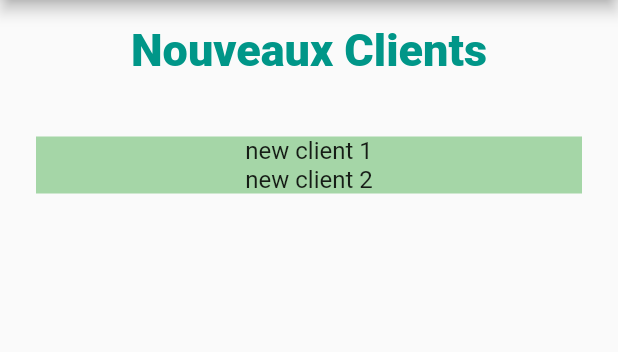
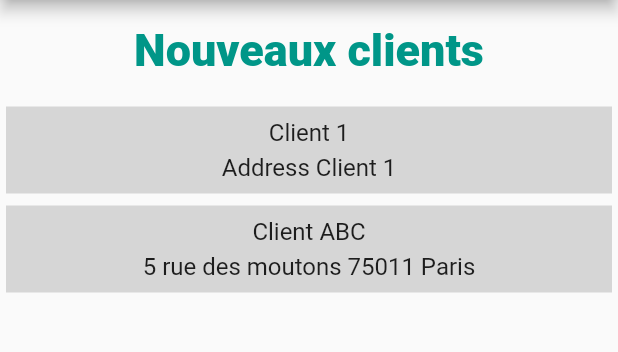
Before and after one commit to Xuffasch/flutter_primeur, a Flutter app: the screen it shows after launch, on a phone screen of 412 x 824 dp, the part 84-436 px from its top. Run offline on Flutter 3.47's test engine with Material 2 defaults, Android fonts, the phone set to English and light mode, and no system bars.

Commit message:
Client section banner and data views

```diff
--- a/primeur/lib/Dashboard/clientElements.dart
+++ b/primeur/lib/Dashboard/clientElements.dart
@@ -1,16 +1,23 @@
 import 'package:flutter/material.dart';
+import 'dashboardStyles.dart';
 
 // Display the Client section title
 class ClientBanner extends StatelessWidget {
   final title;
 
-  const ClientBanner({
-    this.title
-  });
+  const ClientBanner({this.title});
 
   @override
   Widget build(BuildContext context) {
-
+    return Container(
+      margin: EdgeInsets.all(8.0),
+      padding: EdgeInsets.all(8.0),
+      child: Column(
+        children: <Widget>[
+          Text(title, style: DashboardStyles.SectionTitle),
+        ],
+      ),
+    );
   }
 }
 
@@ -26,6 +33,25 @@ class ClientContent extends StatelessWidget {
 
   @override
   Widget build(BuildContext context) {
-
+    return Container(
+      color: Colors.grey[350],
+      margin: EdgeInsets.all(4.0),
+      padding: EdgeInsets.all(4.0),
+      child: Column(
+        children: <Widget>[
+          SizedBox(height: 4),
+          Text(
+            name,
+            style: DashboardStyles.SectionContent,
+          ),
+          SizedBox(height: 4),
+          Text(
+            address,
+            style: DashboardStyles.SectionContent,
+          ),
+          SizedBox(height: 4),
+        ],
+      ),
+    );
   }
 }
--- a/primeur/lib/main.dart
+++ b/primeur/lib/main.dart
@@ -1,5 +1,5 @@
 import 'package:flutter/material.dart';
-import 'Dashboard/DashboardStyles.dart';
+import 'Dashboard/clientElements.dart';
 
 void main() => runApp(MyApp());
 
@@ -45,31 +45,9 @@ class _MyHomePageState extends State<MyHomePage> {
       body: ListView(
         children: <Widget>[
           // Clients Header
-          Container(
-            margin: EdgeInsets.all(12),
-            padding: EdgeInsets.all(4.0),
-            child: Column(
-                children: <Widget>[
-                  Text(
-                    "Nouveaux Clients",
-                    style: DashboardStyles.SectionTitle
-                  ),
-                ],
-              ),
-          ),
-          // Clients Data
-          Padding(
-            padding: EdgeInsets.all(24.0),
-            child: Container(
-              color: Colors.green[200],
-              child: Column(
-                children: <Widget>[
-                  Text('new client 1', style: DashboardStyles.SectionContent,),
-                  Text('new client 2', style: DashboardStyles.SectionContent,),
-                ],
-              ),
-            ),
-          ),
+          ClientBanner(title: 'Nouveaux clients'),
+          ClientContent(name: "Client 1", address: "Address Client 1"),
+          ClientContent(name: 'Client ABC', address: '5 rue des moutons 75011 Paris')
         ],
       ),
 
```
